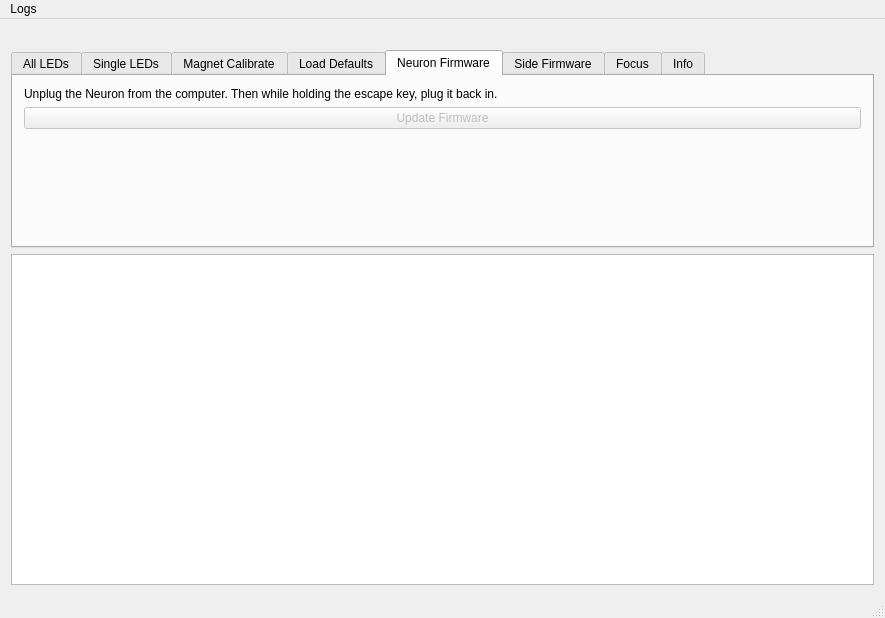
This is combined_tests/mainwindow.ui in Dygmalab/assembly_tests as Qt 5 draws it before an edit. The edited form follows.
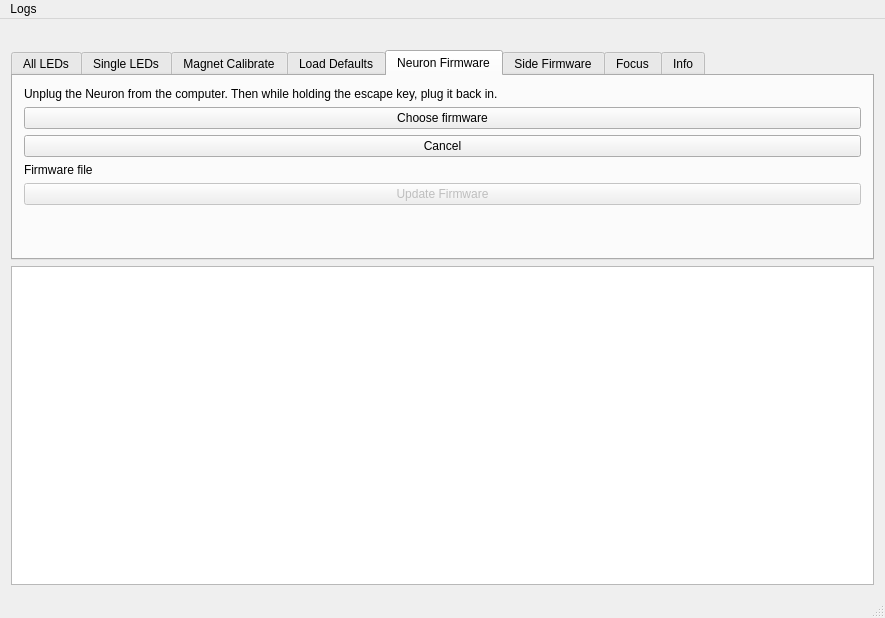
This is the edited form. Icons and pictures are not drawn.

Patch:
```diff
--- a/combined_tests/mainwindow.ui
+++ b/combined_tests/mainwindow.ui
@@ -241,6 +241,27 @@
               </property>
              </widget>
             </item>
+            <item>
+             <widget class="QPushButton" name="choose_firmware">
+              <property name="text">
+               <string>Choose firmware</string>
+              </property>
+             </widget>
+            </item>
+            <item>
+             <widget class="QPushButton" name="firmware_cancel">
+              <property name="text">
+               <string>Cancel</string>
+              </property>
+             </widget>
+            </item>
+            <item>
+             <widget class="QLabel" name="firmware_filename">
+              <property name="text">
+               <string>Firmware file</string>
+              </property>
+             </widget>
+            </item>
             <item>
              <widget class="QPushButton" name="update_firmware">
               <property name="enabled">
```
